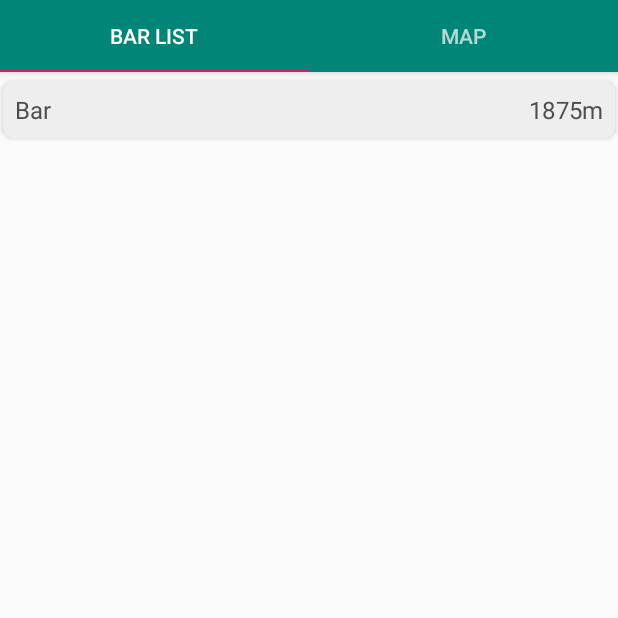
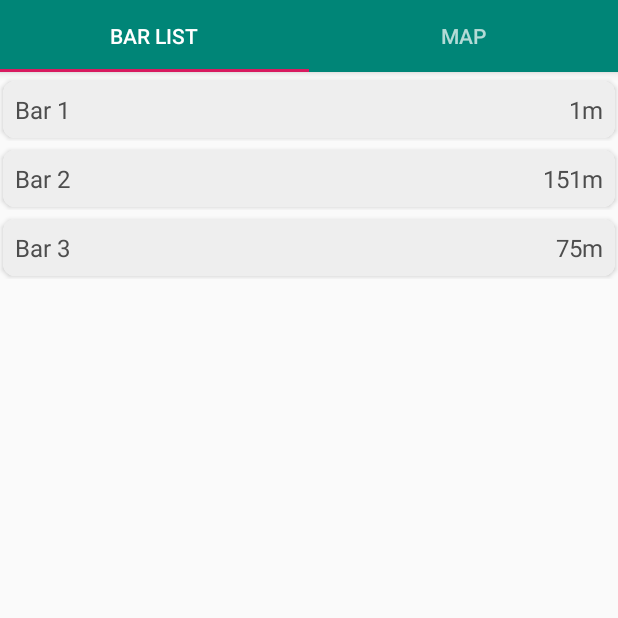
Before and after one commit to georgipenchovski/BarApp, an Android app: the screen it shows after launch (MainActivity), after a tap on "OK", on a phone screen of 412 x 824 dp, the top half of it. Run offline under Robolectric (Android 15) with nearby library versions, the phone set to English and light mode, and no system bars; 1 statement that could not run was skipped.

Commit message:
cardview bars clickable and open bars in Sofia

```diff
--- a/app/src/main/java/com/example/nearestbarsapp/adapters/RecyclerViewAdapter.java
+++ b/app/src/main/java/com/example/nearestbarsapp/adapters/RecyclerViewAdapter.java
@@ -7,10 +7,11 @@ import android.view.ViewGroup;
 import android.widget.TextView;
 
 import androidx.annotation.NonNull;
+import androidx.cardview.widget.CardView;
 import androidx.recyclerview.widget.RecyclerView;
 
+import com.example.nearestbarsapp.R;
 import com.example.nearestbarsapp.models.Bar;
-import com.example.nearestbarsapp.R;
 
 import java.util.List;
 
@@ -18,6 +19,8 @@ public class RecyclerViewAdapter extends RecyclerView.Adapter<RecyclerViewAdapte
 
     private Context mContext;
     private List<Bar> barList;
+    private ItemClickListener mClickListener;
+
 
     public RecyclerViewAdapter(Context mContext, List<Bar> bars) {
         this.mContext = mContext;
@@ -33,8 +36,17 @@ public class RecyclerViewAdapter extends RecyclerView.Adapter<RecyclerViewAdapte
 
     @Override
     public void onBindViewHolder(@NonNull MyViewHolder holder, int position) {
-        holder.tv_bar.setText(barList.get(position).getBarName());
+        final Bar bar = barList.get(position);
+
+        holder.tv_bar_name.setText(barList.get(position).getBarName());
         holder.tv_bar_distance.setText(barList.get(position).getBarDistance());
+        holder.cardView.setOnClickListener(new View.OnClickListener() {
+            @Override
+            public void onClick(View v) {
+                mClickListener.onItemClick(bar);
+            }
+        });
+
     }
 
     @Override
@@ -44,13 +56,25 @@ public class RecyclerViewAdapter extends RecyclerView.Adapter<RecyclerViewAdapte
 
     public class MyViewHolder extends RecyclerView.ViewHolder {
 
-        private TextView tv_bar, tv_bar_distance;
+        TextView tv_bar_name, tv_bar_distance;
+        CardView cardView;
+
 
         public MyViewHolder(@NonNull View itemView) {
             super(itemView);
 
-            tv_bar = itemView.findViewById(R.id.txt_bar_name);
+            tv_bar_name = itemView.findViewById(R.id.txt_bar_name);
             tv_bar_distance = itemView.findViewById(R.id.txt_bar_distance);
+            cardView = itemView.findViewById(R.id.cv_item_bar);
+
         }
     }
+
+    public void setClickListener(ItemClickListener itemClickListener) {
+        this.mClickListener = itemClickListener;
+    }
+
+    public interface ItemClickListener {
+        void onItemClick(Bar bar);
+    }
 }
--- a/app/src/main/java/com/example/nearestbarsapp/base/BaseFragment.java
+++ b/app/src/main/java/com/example/nearestbarsapp/base/BaseFragment.java
@@ -29,4 +29,8 @@ public abstract class BaseFragment extends Fragment {
 
     protected abstract View onFragmentViewCreated(View view, Bundle savedInstanceState);
 
+
+    protected View getLayoutView() {
+        return view;
+    }
 }
--- a/app/src/main/java/com/example/nearestbarsapp/fragments/BarFragment.java
+++ b/app/src/main/java/com/example/nearestbarsapp/fragments/BarFragment.java
@@ -1,24 +1,27 @@
 package com.example.nearestbarsapp.fragments;
 
+import android.content.Intent;
+import android.net.Uri;
 import android.os.Bundle;
 import android.view.View;
 
 import androidx.recyclerview.widget.LinearLayoutManager;
 import androidx.recyclerview.widget.RecyclerView;
 
-import com.example.nearestbarsapp.models.Bar;
 import com.example.nearestbarsapp.R;
 import com.example.nearestbarsapp.adapters.RecyclerViewAdapter;
 import com.example.nearestbarsapp.base.BaseFragment;
+import com.example.nearestbarsapp.models.Bar;
 
 import java.util.ArrayList;
 import java.util.List;
 
 
-public class BarFragment extends BaseFragment {
+public class BarFragment extends BaseFragment implements RecyclerViewAdapter.ItemClickListener {
 
     private RecyclerView myRecyclerView;
     private List<Bar> barList;
+    RecyclerViewAdapter adapter;
 
     @Override
     protected int getLayoutRes() {
@@ -28,14 +31,32 @@ public class BarFragment extends BaseFragment {
 
     @Override
     protected View onFragmentViewCreated(View view, Bundle savedInstanceState) {
-        barList = new ArrayList<>();
-        barList.add(new Bar("Bar", "1875" + "m"));
-
-        myRecyclerView = view.findViewById(R.id.recycler_view);
-        RecyclerViewAdapter recyclerViewAdapter = new RecyclerViewAdapter(getContext(), barList);
-        myRecyclerView.setLayoutManager(new LinearLayoutManager(getActivity()));
-        myRecyclerView.setAdapter(recyclerViewAdapter);
-
+        bindElements();
         return view;
     }
+
+    private void bindElements() {
+        barList = new ArrayList<>();
+        barList.add(new Bar("Bar 1", "1" + "m"));
+        barList.add(new Bar("Bar 2", "151" + "m"));
+        barList.add(new Bar("Bar 3", "75" + "m"));
+
+        myRecyclerView = getLayoutView().findViewById(R.id.recycler_view);
+        adapter = new RecyclerViewAdapter(getContext(), barList);
+        myRecyclerView.setLayoutManager(new LinearLayoutManager(getActivity()));
+        myRecyclerView.setAdapter(adapter);
+        adapter.setClickListener(this);
+    }
+
+    @Override
+    public void onItemClick(Bar bar) {
+        openGoogleMap();
+    }
+
+    private void openGoogleMap() {
+        Uri gmmIntentUri = Uri.parse("geo:42.6978,23.3217?q=bars");
+        Intent mapIntent = new Intent(Intent.ACTION_VIEW, gmmIntentUri);
+        mapIntent.setPackage("com.google.android.apps.maps");
+        startActivity(mapIntent);
+    }
 }
```
